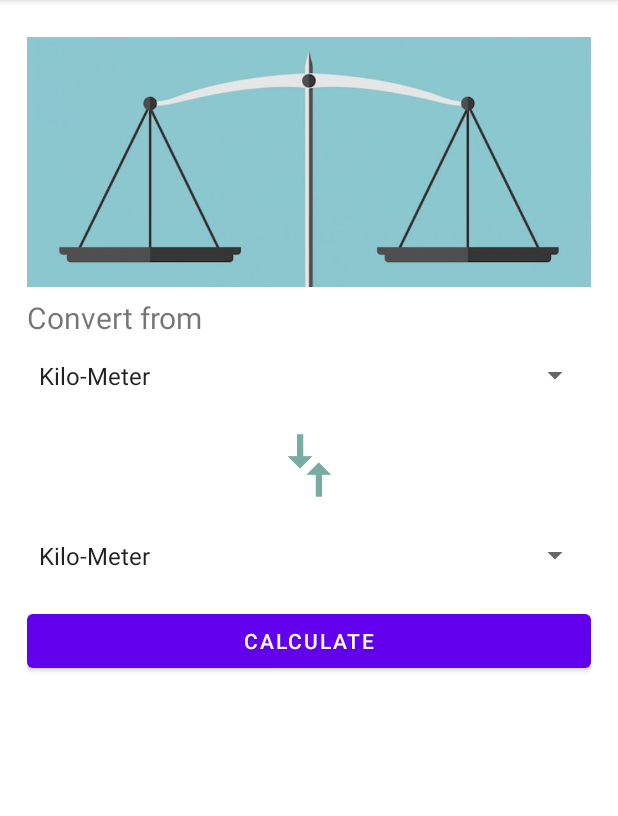
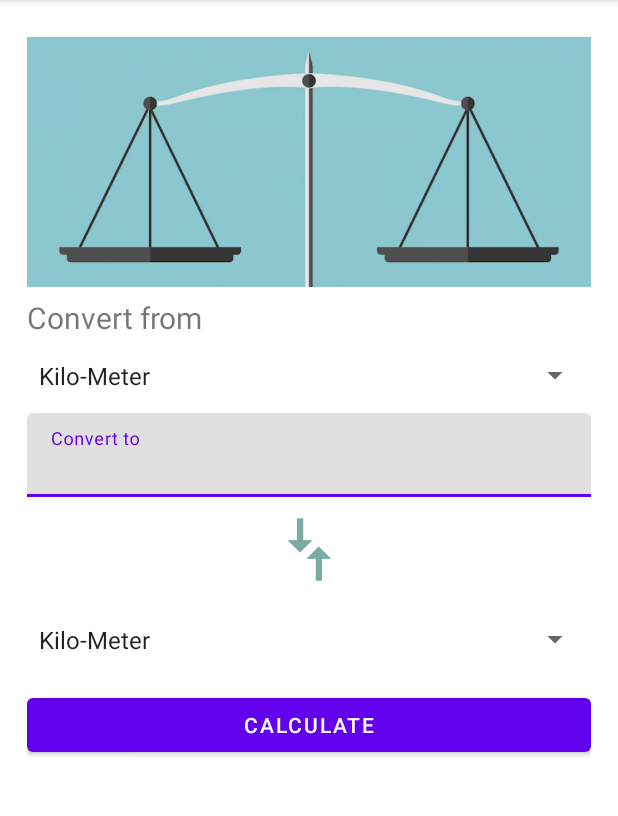
Before and after one commit to abdullah-bjit/UnitConverterApp, an Android app: the screen it shows after launch (MainActivity), on a phone screen of 412 x 824 dp, the part 84-900 px from its top. Run offline under Robolectric (Android 15) with nearby library versions, the phone set to English and light mode, and no system bars.

Commit message:
view fixed.

```diff
--- a/app/src/main/res/layout/activity_main.xml
+++ b/app/src/main/res/layout/activity_main.xml
@@ -41,7 +41,7 @@
         android:rotation="90"
         app:layout_constraintStart_toStartOf="parent"
         app:layout_constraintEnd_toEndOf="parent"
-        app:layout_constraintTop_toBottomOf="@id/sp_convert_from"/>
+        app:layout_constraintTop_toBottomOf="@id/te_convert_to"/>
 
     <Spinner
         android:id="@+id/sp_convert_to"
@@ -58,7 +58,7 @@
         android:layout_height="wrap_content"
         android:hint="@string/convert_to"
         app:layout_constraintStart_toStartOf="parent"
-        app:layout_constraintTop_toBottomOf="@+id/te_convert_to"
+        app:layout_constraintTop_toBottomOf="@+id/sp_convert_from"
         >
 
         <com.google.android.material.textfield.TextInputEditText
```
